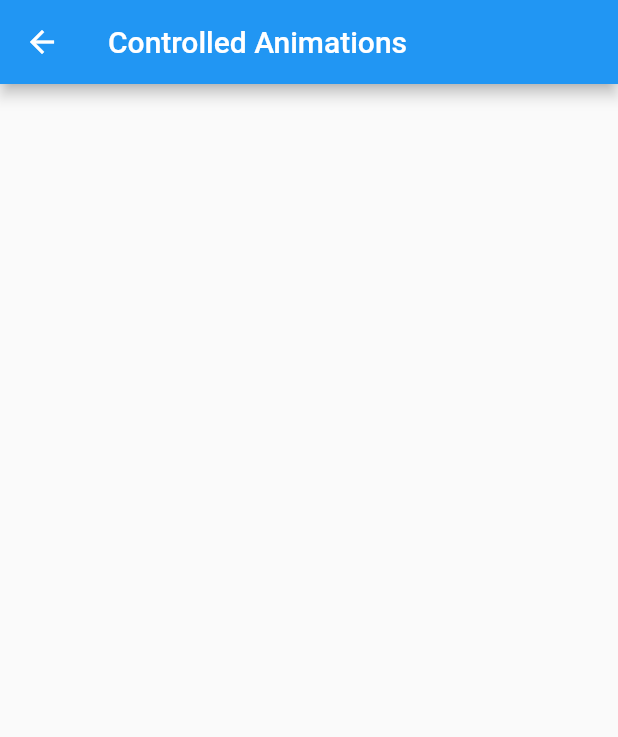
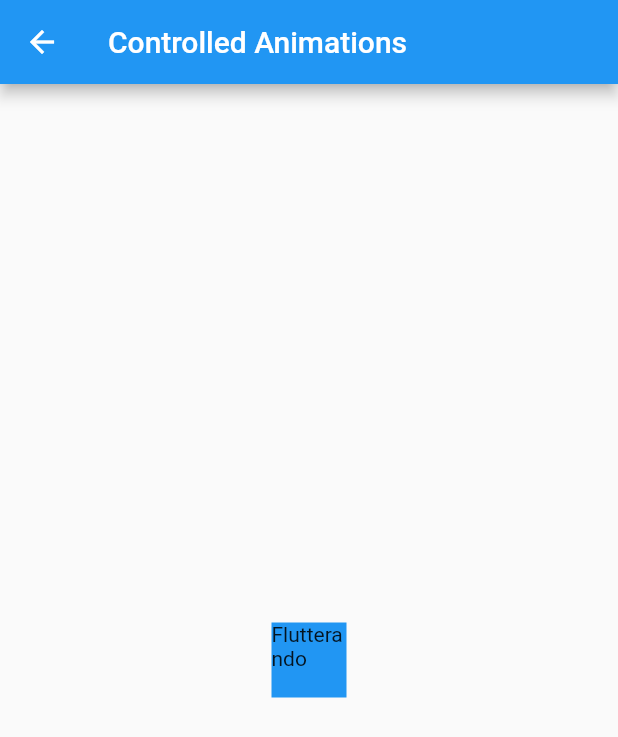
Before and after one commit to davidsdearaujo/flutterando_masterclass, a Flutter app: the ControlledAnimationsPage screen opened directly, on a phone screen of 412 x 824 dp. Shown: the top 737 px of the screen. Run offline on Flutter 3.47's test engine with Material 2 defaults, Android fonts, the light colour scheme and no system bars.

Commit message:
Animações Controladas

```diff
--- a/animations_example/lib/1_implicit_animations/gesture_page.dart
+++ b/animations_example/lib/1_implicit_animations/gesture_page.dart
@@ -22,7 +22,7 @@ class _GesturePageState extends State<GesturePage> {
   @override
   Widget build(BuildContext context) {
     return Scaffold(
-      appBar: AppBar(title: Text('Implicit Animations')),
+      appBar: AppBar(title: Text('Animações implícitas: Gestos')),
       body: ClipRect(
         child: AnimatedAlign(
           heightFactor: 0.6,
--- a/animations_example/lib/1_implicit_animations/implicit_animations_page.dart
+++ b/animations_example/lib/1_implicit_animations/implicit_animations_page.dart
@@ -14,7 +14,7 @@ class _ImplicitAnimationsPageState extends State<ImplicitAnimationsPage> {
   @override
   Widget build(BuildContext context) {
     return Scaffold(
-      appBar: AppBar(title: Text('Implicit Animations')),
+      appBar: AppBar(title: Text('Animações implícitas')),
       body: AnimatedAlign(
         duration: duration,
         alignment: isExpanded ? Alignment.center : Alignment.bottomCenter,
--- a/animations_example/lib/1_implicit_animations/timer_page.dart
+++ b/animations_example/lib/1_implicit_animations/timer_page.dart
@@ -38,7 +38,7 @@ class _TimerPageState extends State<TimerPage> {
   @override
   Widget build(BuildContext context) {
     return Scaffold(
-      appBar: AppBar(title: Text('Implicit Animations')),
+      appBar: AppBar(title: Text('Animações implícitas: Timer')),
       body: AnimatedAlign(
         duration: duration,
         alignment: isExpanded ? Alignment.center : Alignment.bottomCenter,
--- /dev/null
+++ b/animations_example/lib/2_controlled_animations/controlled_animations_page.dart
@@ -0,0 +1,79 @@
+import 'package:flutter/material.dart';
+
+class ControlledAnimationsPage extends StatefulWidget {
+  const ControlledAnimationsPage({Key? key}) : super(key: key);
+
+  @override
+  _ControlledAnimationsPageState createState() =>
+      _ControlledAnimationsPageState();
+}
+
+class _ControlledAnimationsPageState extends State<ControlledAnimationsPage>
+    with TickerProviderStateMixin {
+  late AnimationController controller;
+  late Animation<Size?> sizeAnimation;
+  late Animation<Color?> colorAnimation;
+
+  void toggle() {
+    if (controller.value == 0) {
+      controller.animateTo(0.5);
+    } else if (controller.value == 0.5) {
+      controller.forward();
+    } else {
+      controller.reverse();
+    }
+  }
+
+  @override
+  void initState() {
+    super.initState();
+    controller = AnimationController(
+      vsync: this,
+      duration: Duration(seconds: 1),
+    );
+
+    sizeAnimation = SizeTween(
+      begin: Size(50, 50),
+      end: Size(100, 100),
+    ).animate(controller);
+
+    colorAnimation = ColorTween(
+      begin: Colors.blue,
+      end: Colors.pink,
+    ).animate(controller);
+
+    controller.addListener(() {
+      print(controller.value);
+    });
+  }
+
+  @override
+  void dispose() {
+    super.dispose();
+    controller.dispose();
+  }
+
+  @override
+  Widget build(BuildContext context) {
+    return Scaffold(
+      appBar: AppBar(title: Text('Controlled Animations')),
+      body: Center(
+        child: AnimatedBuilder(
+          animation: controller,
+          child: Text('Flutterando'),
+          builder: (context, child) {
+            return GestureDetector(
+              onTap: toggle,
+              child: Container(
+                width: sizeAnimation.value?.width,
+                height: sizeAnimation.value?.height,
+                color: colorAnimation.value,
+                child: child,
+              ),
+            );
+          },
+        ),
+      ),
+    );
+  }
+}
--- a/animations_example/lib/3/controlled_animations_page.dart
+++ /dev/null
@@ -1,18 +0,0 @@
-import 'package:flutter/material.dart';
-
-class ControlledAnimationsPage extends StatefulWidget {
-  const ControlledAnimationsPage({Key? key}) : super(key: key);
-
-  @override
-  _ControlledAnimationsPageState createState() =>
-      _ControlledAnimationsPageState();
-}
-
-class _ControlledAnimationsPageState extends State<ControlledAnimationsPage> {
-  @override
-  Widget build(BuildContext context) {
-    return Scaffold(
-      appBar: AppBar(title: Text('Controlled Animations')),
-    );
-  }
-}
```
Also changed, not shown: animations_example/lib/2/hero_page.dart (deleted, +0 -17 lines), animations_example/lib/main.dart (+13 -21 lines), 4 other files.
